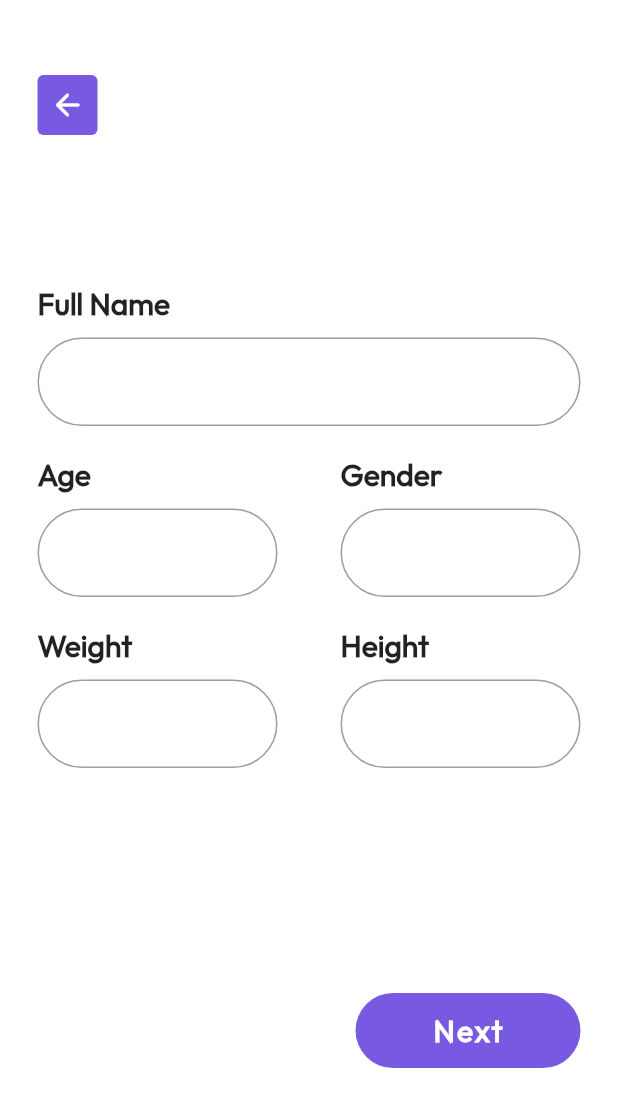
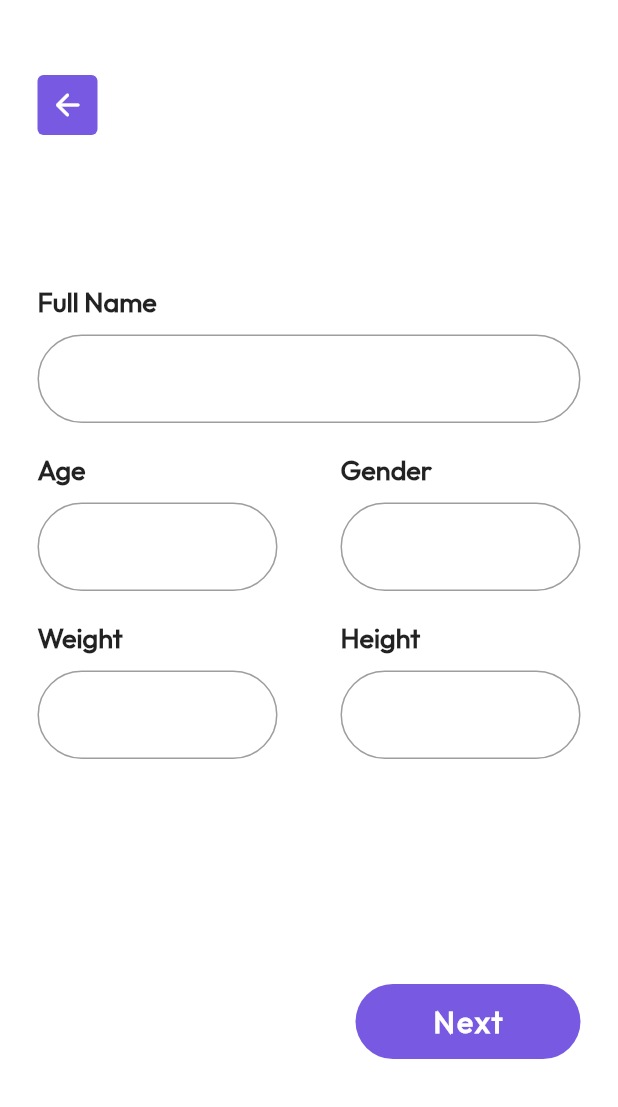
Before and after one commit to bibashmgr/fitt_client, a Flutter app: the screen it shows after launch, after a tap on "Get Started", after a tap on "I'm Ready", on a phone screen of 412 x 824 dp. Shown: the top 1107 px of the screen. Run offline on Flutter 3.47's test engine with Material 2 defaults, Android fonts, the phone set to English and light mode, and no system bars.

Commit message:
Add: global components

```diff
--- /dev/null
+++ b/lib/components/custom_checkbox.dart
@@ -0,0 +1,176 @@
+import 'package:flutter/material.dart';
+
+// constants
+import 'package:fitt_client/constants/colors.dart';
+
+class CustomCheckbox extends StatefulWidget {
+  const CustomCheckbox(
+      {Key? key,
+      required this.labelName,
+      required this.values,
+      required this.images})
+      : super(key: key);
+
+  final String labelName;
+  final List values;
+  final List images;
+
+  @override
+  State<CustomCheckbox> createState() => _CustomCheckboxState();
+}
+
+class _CustomCheckboxState extends State<CustomCheckbox> {
+  List<bool> isChecked = [false, false, false];
+
+  @override
+  Widget build(BuildContext context) {
+    return Column(
+      crossAxisAlignment: CrossAxisAlignment.center,
+      children: <Widget>[
+        Text(
+          "${widget.labelName}",
+          style: const TextStyle(
+            fontFamily: 'Outfit',
+            fontSize: 20.0,
+            fontWeight: FontWeight.w600,
+          ),
+        ),
+        const SizedBox(
+          height: 50,
+        ),
+        DecoratedBox(
+          decoration: BoxDecoration(
+            border: Border.all(
+              color: kDarkColor,
+            ),
+            borderRadius: const BorderRadius.all(
+              Radius.circular(10),
+            ),
+          ),
+          child: SizedBox(
+            height: 75,
+            child: Column(
+              mainAxisAlignment: MainAxisAlignment.center,
+              children: [
+                CheckboxListTile(
+                  value: isChecked[0],
+                  onChanged: (newIsChecked) {
+                    setState(() {
+                      isChecked[0] = !isChecked[0];
+                      isChecked[1] = false;
+                      isChecked[2] = false;
+                    });
+                  },
+                  activeColor: kPrimaryColor,
+                  checkColor: kLightColor,
+                  title: Text(
+                    "${widget.values[0]}",
+                    style: const TextStyle(
+                      fontFamily: 'Outfit',
+                      fontSize: 18.0,
+                      fontWeight: FontWeight.w600,
+                    ),
+                  ),
+                  secondary: Image(
+                    image: AssetImage("${widget.images[0]}"),
+                  ),
+                  controlAffinity: ListTileControlAffinity.leading,
+                ),
+              ],
+            ),
+          ),
+        ),
+        const SizedBox(
+          height: 20,
+        ),
+        DecoratedBox(
+          decoration: BoxDecoration(
+            border: Border.all(
+              color: kDarkColor,
+            ),
+            borderRadius: const BorderRadius.all(
+              Radius.circular(10),
+            ),
+          ),
+          child: SizedBox(
+            height: 75,
+            child: Column(
+              mainAxisAlignment: MainAxisAlignment.center,
+              children: [
+                CheckboxListTile(
+                  value: isChecked[1],
+                  onChanged: (newIsChecked) {
+                    setState(() {
+                      isChecked[0] = false;
+                      isChecked[1] = !isChecked[1];
+                      isChecked[2] = false;
+                    });
+                  },
+                  activeColor: kPrimaryColor,
+                  checkColor: kLightColor,
+                  title: Text(
+                    "${widget.values[1]}",
+                    style: const TextStyle(
+                      fontFamily: 'Outfit',
+                      fontSize: 18.0,
+                      fontWeight: FontWeight.w600,
+                    ),
+                  ),
+                  secondary: Image(
+                    image: AssetImage("${widget.images[1]}"),
+                  ),
+                  controlAffinity: ListTileControlAffinity.leading,
+                ),
+              ],
+            ),
+          ),
+        ),
+        const SizedBox(
+          height: 20,
+        ),
+        DecoratedBox(
+          decoration: BoxDecoration(
+            border: Border.all(
+              color: kDarkColor,
+            ),
+            borderRadius: const BorderRadius.all(
+              Radius.circular(10),
+            ),
+          ),
+          child: SizedBox(
+            height: 75,
+            child: Column(
+              mainAxisAlignment: MainAxisAlignment.center,
+              children: [
+                CheckboxListTile(
+                  value: isChecked[2],
+                  onChanged: (newIsChecked) {
+                    setState(() {
+                      isChecked[0] = false;
+                      isChecked[1] = false;
+                      isChecked[2] = !isChecked[2];
+                    });
+                  },
+                  activeColor: kPrimaryColor,
+                  checkColor: kLightColor,
+                  title: Text(
+                    "${widget.values[2]}",
+                    style: const TextStyle(
+                      fontFamily: 'Outfit',
+                      fontSize: 18.0,
+                      fontWeight: FontWeight.w600,
+                    ),
+                  ),
+                  secondary: Image(
+                    image: AssetImage("${widget.images[2]}"),
+                  ),
+                  controlAffinity: ListTileControlAffinity.leading,
+                ),
+              ],
+            ),
+          ),
+        ),
+      ],
+    );
+  }
+}
--- a/lib/components/custom_text_field.dart
+++ b/lib/components/custom_text_field.dart
@@ -17,7 +17,7 @@ class CustomTextField extends StatelessWidget {
           labelName,
           style: const TextStyle(
             fontFamily: 'Outfit',
-            fontSize: 20.0,
+            fontSize: 18.0,
             fontWeight: FontWeight.w600,
           ),
         ),
```
